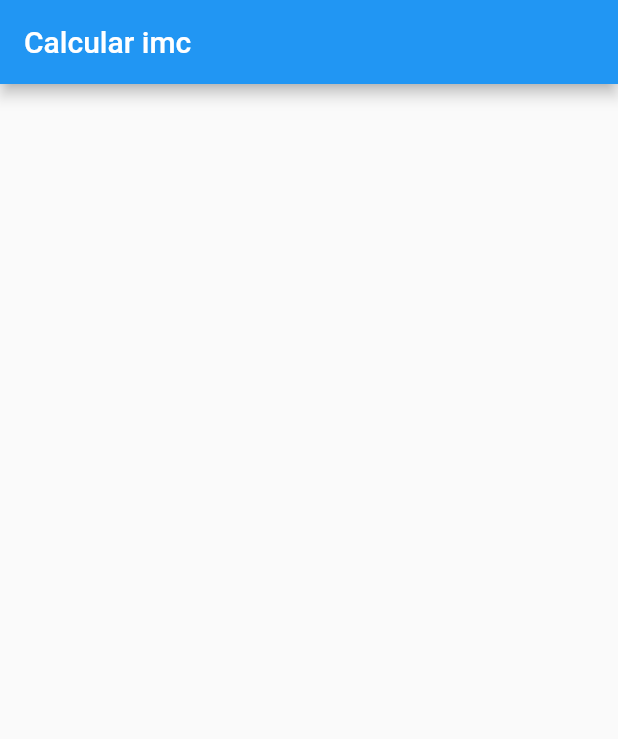
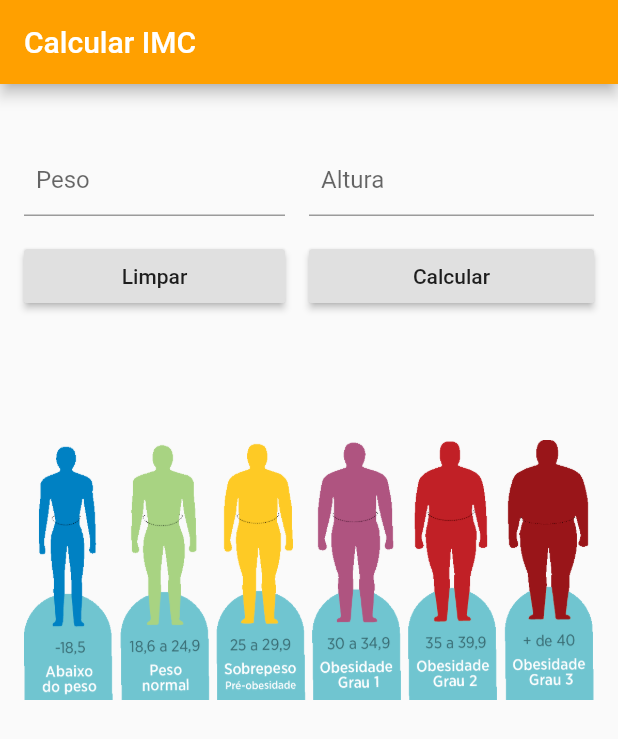
Before and after one commit to AlissonHenriqueJ/DDM-2020_1, a Flutter app: the screen it shows after launch, on a phone screen of 412 x 824 dp. Shown: the top 739 px of the screen. Run offline on Flutter 3.47's test engine with Material 2 defaults, Android fonts, the phone set to English and light mode, and no system bars.

Commit message:
Implementação atividade calculo IMC

```diff
--- a/atividade02_calulaimc/lib/main.dart
+++ b/atividade02_calulaimc/lib/main.dart
@@ -1,27 +1,7 @@
 import 'package:flutter/material.dart';
+
+import 'root.dart';
 
 void main() => runApp(MaterialApp(
       home: RootPage(),
-      theme: ThemeData(
-        primarySwatch: Colors.blue,
-      ),
     ));
-
-class RootPage extends StatefulWidget {
-  RootPage({Key key}) : super(key: key);
-
-  @override
-  _RootPageState createState() => _RootPageState();
-}
-
-class _RootPageState extends State<RootPage> {
-  @override
-  Widget build(BuildContext context) {
-    return Scaffold(
-      appBar: AppBar(
-        title: Text('Calcular imc'),
-      ),
-      body: Center(child: Container()),
-    );
-  }
-}
--- /dev/null
+++ b/atividade02_calulaimc/lib/root.dart
@@ -0,0 +1,174 @@
+import 'package:flutter/material.dart';
+import 'package:flutter/services.dart';
+
+class RootPage extends StatefulWidget {
+  RootPage({Key key}) : super(key: key);
+
+  @override
+  _RootPageState createState() => _RootPageState();
+}
+
+class _RootPageState extends State<RootPage> {
+  TextEditingController _controllerPeso;
+  TextEditingController _controllerAltura;
+
+  void initState() {
+    super.initState();
+    _controllerPeso = TextEditingController();
+    _controllerAltura = TextEditingController();
+  }
+
+  void dispose() {
+    _controllerPeso.dispose();
+    _controllerAltura.dispose();
+    super.dispose();
+  }
+
+  String imageName = 'imc';
+
+  void calcularIMC() {
+    double peso = double.tryParse(_controllerPeso.text);
+    double altura = double.tryParse(_controllerAltura.text);
+
+    if (peso == null || altura == null) {
+      limparCalculo(limparCampos: false);
+
+      showDialog(
+        context: context,
+        builder: (context) {
+          return AlertDialog(
+            title: Text('Aviso'),
+            content: Text('Um ou mais campos estão inválidos.'),
+            actions: <Widget>[
+              FlatButton(
+                child: Text('OK'),
+                textColor: Colors.amber[700],
+                onPressed: () {
+                  Navigator.of(context).pop();
+                },
+              ),
+            ],
+          );
+        },
+      );
+      return;
+    }
+
+    double imc = peso / (altura * altura);
+
+    setState(() {
+      if (imc <= 18.5) {
+        imageName = 'abaixopeso';
+      } else if (imc < 25) {
+        imageName = 'normal';
+      } else if (imc < 30) {
+        imageName = 'sobrepeso';
+      } else if (imc < 35) {
+        imageName = 'obesidade1';
+      } else if (imc < 40) {
+        imageName = 'obesidade2';
+      } else {
+        imageName = 'obesidade3';
+      }
+    });
+  }
+
+  void limparCalculo({limparCampos: true}) {
+    setState(() {
+      imageName = 'imc';
+
+      if (limparCampos) {
+        _controllerAltura.text = '';
+        _controllerPeso.text = '';
+      }
+    });
+  }
+
+  @override
+  Widget build(BuildContext context) {
+    return Scaffold(
+      appBar: AppBar(
+        title: Text('Calcular IMC'),
+        backgroundColor: Colors.amber[700],
+      ),
+      body: Center(
+        child: Padding(
+          padding: const EdgeInsets.only(top: 40),
+          child: Column(
+              mainAxisAlignment: MainAxisAlignment.start,
+              crossAxisAlignment: CrossAxisAlignment.center,
+              children: <Widget>[
+                Padding(
+                  padding: const EdgeInsets.fromLTRB(16, 0, 16, 0),
+                  child: Row(
+                    mainAxisAlignment: MainAxisAlignment.start,
+                    children: <Widget>[
+                      Expanded(
+                        child: Padding(
+                          padding: const EdgeInsets.only(right: 16),
+                          child: TextField(
+                            controller: _controllerPeso,
+                            keyboardType: TextInputType.number,
+                            decoration: InputDecoration(
+                              contentPadding: EdgeInsets.only(left: 8),
+                              hintText: 'Peso',
+                            ),
+                          ),
+                        ),
+                      ),
+                      Expanded(
+                        child: TextField(
+                          controller: _controllerAltura,
+                          keyboardType: TextInputType.number,
+                          decoration: InputDecoration(
+                            contentPadding: EdgeInsets.only(left: 8),
+                            hintText: 'Altura',
+                          ),
+                        ),
+                      ),
+                    ],
+                  ),
+                ),
+                Padding(
+                  padding: const EdgeInsets.all(16),
+                  child: Row(
+                    mainAxisAlignment: MainAxisAlignment.start,
+                    children: <Widget>[
+                      Expanded(
+                        child: Padding(
+                          padding: const EdgeInsets.only(right: 16),
+                          child: RaisedButton(
+                            child: Text('Limpar'),
+                            onPressed: limparCalculo,
+                          ),
+                        ),
+                      ),
+                      Expanded(
+                        child: RaisedButton(
+                          child: Text('Calcular'),
+                          onPressed: calcularIMC,
+                        ),
+                      )
+                    ],
+                  ),
+                ),
+                SizedBox(height: 40),
+                Row(
+                  children: <Widget>[
+                    Expanded(
+                      child: Padding(
+                        padding: const EdgeInsets.all(16.0),
+                        child: Image.asset(
+                          'images/$imageName.png',
+                          height: 200,
+                        ),
+                      ),
+                    ),
+                  ],
+                )
+              ]),
+        ),
+      ),
+    );
+  }
+}
```
Also changed, not shown: atividade02_calulaimc/pubspec.yaml (+8 -3 lines), atividade02_calulaimc/images/abaixopeso.png (added), atividade02_calulaimc/images/imc.png (added), atividade02_calulaimc/images/normal.png (added), atividade02_calulaimc/images/obesidade1.png (added), atividade02_calulaimc/images/obesidade2.png (added), atividade02_calulaimc/images/obesidade3.png (added), atividade02_calulaimc/images/sobrepeso.png (added).
